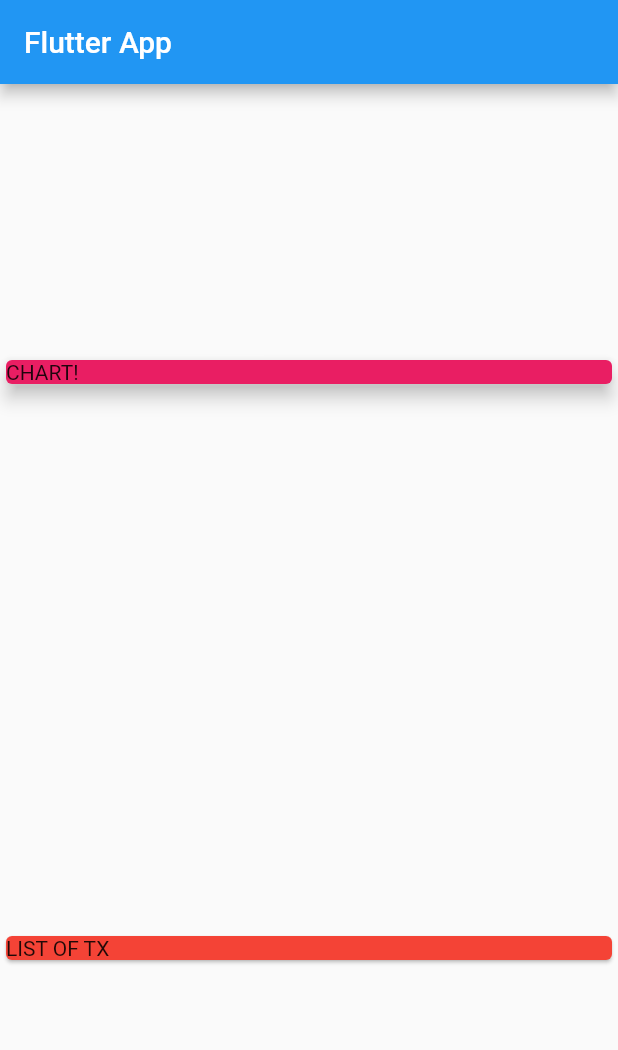
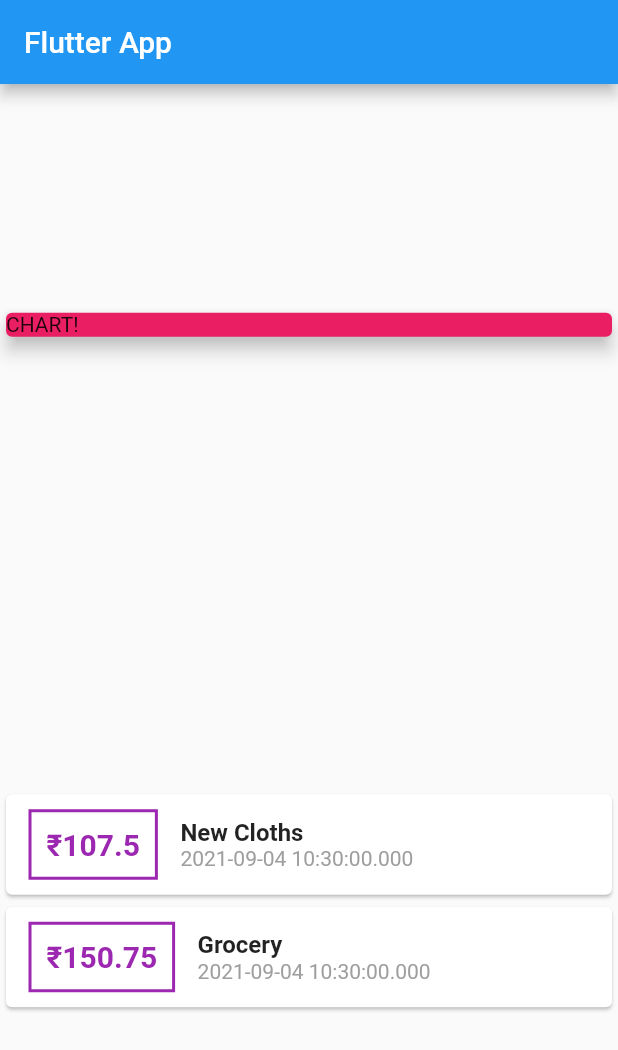
Before and after one commit to testexample2016/expense_planner, a Flutter app: the screen it shows after launch, on a phone screen of 412 x 824 dp. Shown: the top 1050 px of the screen. Run offline on Flutter 3.47's test engine with Material 2 defaults, Android fonts, the phone set to English and light mode, and no system bars.

Commit message:
Second Commit 05092021@12:10AM

```diff
--- a/lib/main.dart
+++ b/lib/main.dart
@@ -1,3 +1,4 @@
+import './tranaction.dart';
 import 'package:flutter/material.dart';
 
 void main() => runApp(MyApp());
@@ -13,6 +14,21 @@ class MyApp extends StatelessWidget {
 }
 
 class MyHomePage extends StatelessWidget {
+  final List<Transaction> transactions = [
+    Transaction(
+      id: 't1',
+      title: 'New Cloths',
+      amount: 107.50,
+      date: DateTime.now(),
+    ),
+    Transaction(
+      id: 't2',
+      title: 'Grocery',
+      amount: 150.75,
+      date: DateTime.now(),
+    ),
+  ];
+
   @override
   Widget build(BuildContext context) {
     return Scaffold(
@@ -31,10 +47,54 @@ class MyHomePage extends StatelessWidget {
               elevation: 5,
             ),
           ),
-          Card(
-            child: Text('LIST OF TX'),
-            color: Colors.red,
-          ),
+          Column(
+              children: transactions.map((tx) {
+            return Card(
+              child: Row(
+                children: [
+                  Container(
+                    margin: EdgeInsets.symmetric(
+                      vertical: 10,
+                      horizontal: 15,
+                    ),
+                    decoration: BoxDecoration(
+                      border: Border.all(
+                        color: Colors.purple,
+                        width: 2,
+                      ),
+                    ),
+                    padding: EdgeInsets.all(10),
+                    child: Text(
+                      '₹${tx.amount}',
+                      style: TextStyle(
+                        fontWeight: FontWeight.bold,
+                        fontSize: 20,
+                        color: Colors.purple,
+                      ),
+                    ),
+                  ),
+                  Column(
+                    crossAxisAlignment: CrossAxisAlignment.start,
+                    children: [
+                      Text(
+                        tx.title,
+                        style: TextStyle(
+                          fontWeight: FontWeight.bold,
+                          fontSize: 16,
+                        ),
+                      ),
+                      Text(
+                        tx.date.toString(),
+                        style: TextStyle(
+                          color: Colors.grey,
+                        ),
+                      )
+                    ],
+                  ),
+                ],
+              ),
+            );
+          }).toList()),
         ],
       ),
     );
--- /dev/null
+++ b/lib/tranaction.dart
@@ -0,0 +1,14 @@
+import 'package:flutter/foundation.dart';
+
+class Transaction {
+  final String id;
+  final String title;
+  final double amount;
+  final DateTime date;
+
+  Transaction(
+      {@required this.id,
+      @required this.title,
+      @required this.amount,
+      @required this.date});
+}
```
